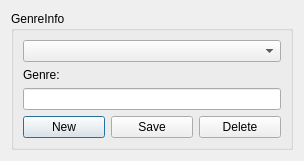
First picture: the form in src/forms_genre_editor.ui, repository kelsos/mra, before the edit.
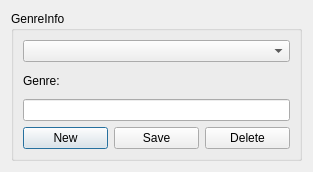
Second picture: the form after the edit.

The edit to the form file:
```diff
--- a/src/forms_genre_editor.ui
+++ b/src/forms_genre_editor.ui
@@ -6,8 +6,8 @@
    <rect>
     <x>0</x>
     <y>0</y>
-    <width>304</width>
-    <height>153</height>
+    <width>313</width>
+    <height>172</height>
    </rect>
   </property>
   <property name="windowTitle">
```
Left out of the diff: 4 changed lines with no effect on the pictures.
